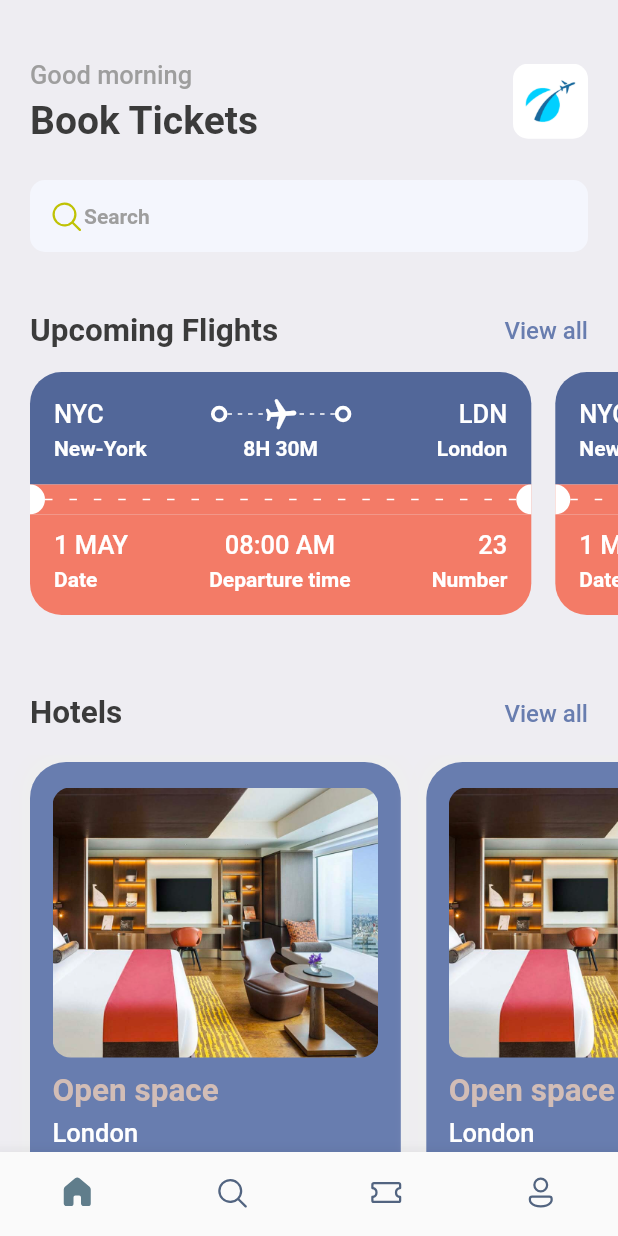
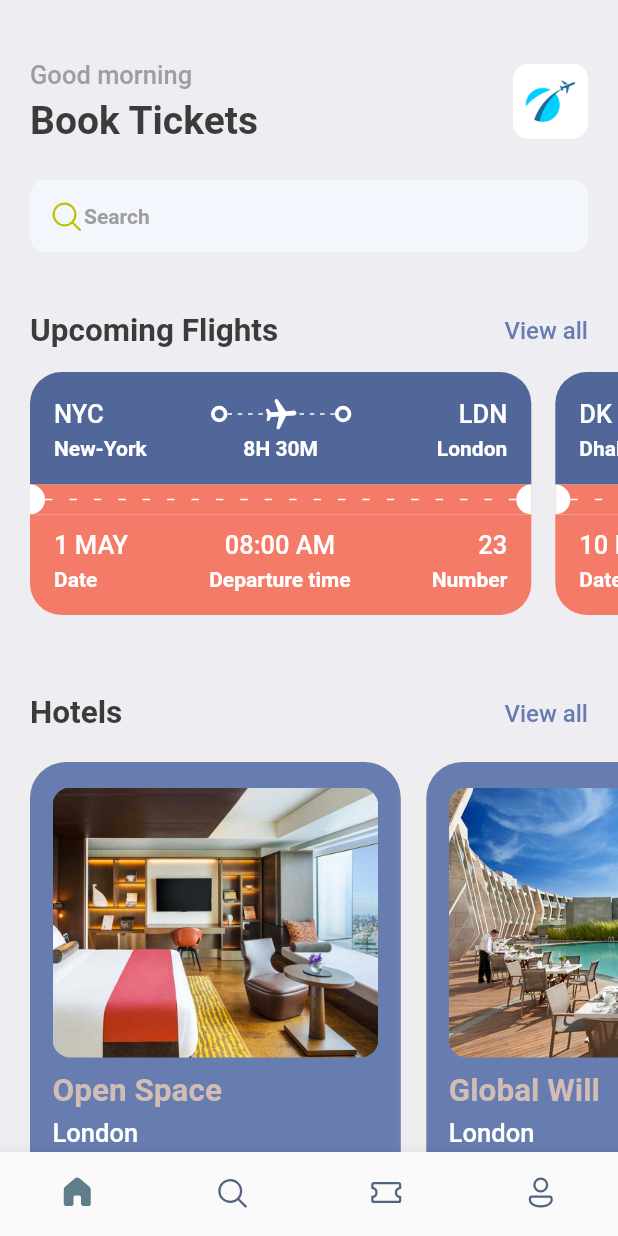
Before and after one commit to Thanasis-Traitsis/booking_app, a Flutter app: the screen it shows after launch, on a phone screen of 412 x 824 dp. Run offline on Flutter 3.47's test engine with Material 2 defaults, Android fonts, the phone set to English and light mode, and no system bars; our stand-ins replace fluentui_icons, gap, get.

Commit message:
Add get to the project

```diff
--- a/lib/screens/home_screen.dart
+++ b/lib/screens/home_screen.dart
@@ -1,5 +1,6 @@
 import 'package:bookingapp/screens/hotel_screen.dart';
 import 'package:bookingapp/screens/ticket_view.dart';
+import 'package:bookingapp/utils/app_info_list.dart';
 import 'package:fluentui_icons/fluentui_icons.dart';
 import 'package:flutter/material.dart';
 import 'package:gap/gap.dart';
@@ -93,10 +94,7 @@ class HomeScreen extends StatelessWidget {
           SingleChildScrollView(
             scrollDirection: Axis.horizontal,
             padding: const EdgeInsets.only(left: 20),
-            child: Row(children: [
-              TicketView(),
-              TicketView(),
-            ]),
+            child: Row(children: ticketList.map((singleTicket) => TicketView(ticket: singleTicket)).toList()),
           ),
           const Gap(15),
           Container(
@@ -121,10 +119,9 @@ class HomeScreen extends StatelessWidget {
           SingleChildScrollView(
             scrollDirection: Axis.horizontal,
             padding: const EdgeInsets.only(left: 20),
-            child: Row(children: [
-              HotelScreen(),
-              HotelScreen(),
-            ]),
+            child: Row(children:
+              hotelList.map((singleHotel) => HotelScreen(hotel: singleHotel)).toList()
+            ),
           ),
         ],
       ),
--- a/lib/screens/hotel_screen.dart
+++ b/lib/screens/hotel_screen.dart
@@ -5,7 +5,8 @@ import '../utils/app_layout.dart';
 import '../utils/app_styles.dart';
 
 class HotelScreen extends StatelessWidget {
-  const HotelScreen({super.key});
+  final Map<String, dynamic> hotel;
+  const HotelScreen({super.key, required this.hotel});
 
   @override
   Widget build(BuildContext context) {
@@ -35,22 +36,22 @@ class HotelScreen extends StatelessWidget {
                 color: Styles.primaryColor,
                 image: DecorationImage(
                   fit: BoxFit.cover,
-                  image: AssetImage("assets/images/one.png"),
+                  image: AssetImage("assets/images/${hotel['image']}"),
                 )),
           ),
           const Gap(10),
           Text(
-            "Open space",
+            hotel['place'],
             style: Styles.headLineStyle2.copyWith(color: Styles.kakiColor),
           ),
           const Gap(5),
           Text(
-            "London",
+            hotel['destination'],
             style: Styles.headLineStyle3.copyWith(color: Colors.white),
           ),
           const Gap(8),
           Text(
-            "\$40/night",
+            "\$${hotel['price']}/night",
             style: Styles.headLineStyle1.copyWith(color: Styles.kakiColor),
           ),
         ],
--- a/lib/screens/ticket_view.dart
+++ b/lib/screens/ticket_view.dart
@@ -6,7 +6,8 @@ import 'package:gap/gap.dart';
 import '../utils/app_styles.dart';
 
 class TicketView extends StatelessWidget {
-  const TicketView({super.key});
+  final Map<String, dynamic> ticket;
+  const TicketView({super.key, required this.ticket});
 
   @override
   Widget build(BuildContext context) {
@@ -14,26 +15,26 @@ class TicketView extends StatelessWidget {
 
     return SizedBox(
       width: size.width*.85,
-      height: 200,
+      height: AppLayout.getHeight(200),
       child: Container(
-        margin: const EdgeInsets.only(right: 16),
+        margin: EdgeInsets.only(right: AppLayout.getHeight(16)),
         child: Column(
           children: [
             // Showing the blue part of the card
             Container(
               decoration: BoxDecoration(
                   color: const Color(0xFF526799),
-                  borderRadius: const BorderRadius.only(
-                    topLeft: Radius.circular(21),
-                    topRight: Radius.circular(21),
+                  borderRadius: BorderRadius.only(
+                    topLeft: Radius.circular(AppLayout.getHeight(21)),
+                    topRight: Radius.circular(AppLayout.getHeight(21)),
                   )),
-              padding: const EdgeInsets.all(16),
+              padding: EdgeInsets.all(AppLayout.getHeight(16)),
               child: Column(
                 children: [
                   Row(
                     children: [
                       Text(
-                        'NYC',
+                        ticket['from']['code'],
                         style:
                             Styles.headLineStyle3.copyWith(color: Colors.white),
                       ),
@@ -79,7 +80,7 @@ class TicketView extends StatelessWidget {
                       ThickContainer(),
                       Expanded(child: Container()),
                       Text(
-                        'LDN',
+                        ticket['to']['code'],
                         style:
                             Styles.headLineStyle3.copyWith(color: Colors.white),
                       ),
@@ -90,22 +91,22 @@ class TicketView extends StatelessWidget {
                     mainAxisAlignment: MainAxisAlignment.spaceBetween,
                     children: [
                       SizedBox(
-                        width: 100,
+                        width: AppLayout.getWidth(100),
                         child: Text(
-                          'New-York',
+                          ticket['from']['name'],
                           style: Styles.headLineStyle4
                               .copyWith(color: Colors.white),
                         ),
                       ),
                       Text(
-                        '8H 30M',
+                        ticket['flying_time'],
                         style:
                             Styles.headLineStyle4.copyWith(color: Colors.white),
                       ),
                       SizedBox(
-                        width: 100,
+                        width: AppLayout.getWidth(100),
                         child: Text(
-                          'London',
+                          ticket['to']['name'],
                           style: Styles.headLineStyle4
                               .copyWith(color: Colors.white),
                           textAlign: TextAlign.end,
@@ -121,8 +122,8 @@ class TicketView extends StatelessWidget {
               color: Styles.orangeColor,
               child: Row(children: [
                 SizedBox(
-                  height: 20,
-                  width: 10,
+                  height: AppLayout.getHeight(20),
+                  width: AppLayout.getWidth(10),
                   child: DecoratedBox(
                     decoration: BoxDecoration(
                       color: Colors.white,
@@ -185,7 +186,7 @@ class TicketView extends StatelessWidget {
                         crossAxisAlignment: CrossAxisAlignment.start,
                         children: [
                           Text(
-                            '1 MAY',
+                          ticket['date'],
                             style: Styles.headLineStyle3
                                 .copyWith(color: Colors.white),
                           ),
@@ -201,7 +202,7 @@ class TicketView extends StatelessWidget {
                         crossAxisAlignment: CrossAxisAlignment.center,
                         children: [
                           Text(
-                            '08:00 AM',
+                            ticket['departure_time'],
                             style: Styles.headLineStyle3
                                 .copyWith(color: Colors.white),
                           ),
@@ -217,7 +218,7 @@ class TicketView extends StatelessWidget {
                         crossAxisAlignment: CrossAxisAlignment.end,
                         children: [
                           Text(
-                            '23',
+                            '${ticket['number']}',
                             style: Styles.headLineStyle3
                                 .copyWith(color: Colors.white),
                           ),
--- a/lib/utils/app_info_list.dart
+++ b/lib/utils/app_info_list.dart
@@ -18,3 +18,34 @@ List<Map<String, dynamic>> hotelList = [
     'price': 68
   },
 ];
+
+List<Map<String, dynamic>> ticketList = [
+  {
+    'from': {
+      'code':"NYC",
+      'name':"New-York"
+    },
+    'to': {
+      'code':"LDN",
+      'name':"London"
+    },
+    'flying_time': '8H 30M',
+    'date': "1 MAY",
+    'departure_time':"08:00 AM",
+    "number":23
+  },
+  {
+    'from': {
+      'code':"DK",
+      'name':"Dhaka"
+    },
+    'to': {
+      'code':"SH",
+      'name':"Shanghai"
+    },
+    'flying_time': '4H 20M',
+    'date': "10 MAY",
+    'departure_time':"09:00 AM",
+    "number":45
+  },
+];
--- a/lib/utils/app_layout.dart
+++ b/lib/utils/app_layout.dart
@@ -1,7 +1,23 @@
 import 'package:flutter/material.dart';
+import 'package:get/get.dart';
 
 class AppLayout {
   static getSize(BuildContext context){
     return MediaQuery.of(context).size;
   }
+  static getScreenHeight() {
+    return Get.height;
+  }
+  static getScreenWidth() {
+    return Get.width;
+  }
+  static getHeight(double pixels) {
+    double x = getScreenHeight()/pixels;
+    return getScreenHeight()/x;
+  }
+
+  static getWidth(double pixels) {
+    double x = getScreenWidth()/pixels;
+    return getScreenWidth()/x;
+  }
 }
--- a/pubspec.yaml
+++ b/pubspec.yaml
@@ -38,6 +38,7 @@ dependencies:
   cupertino_icons: ^1.0.2
   fluentui_icons: ^1.0.0
   gap: ^2.0.0
+  get: ^4.6.5
 
 dev_dependencies:
   flutter_test:
```
Also changed, not shown: pubspec.lock.
